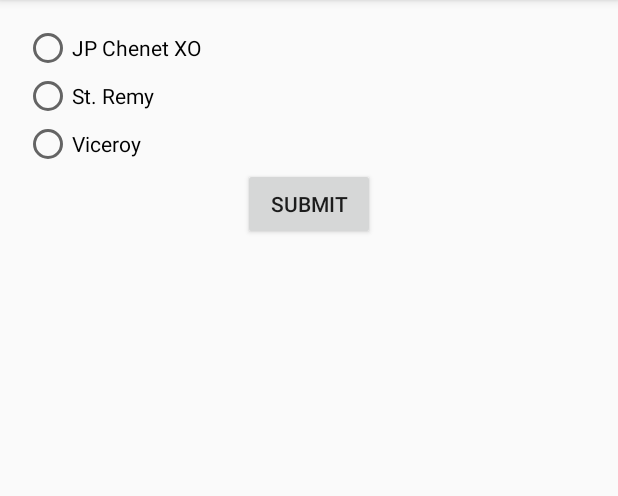
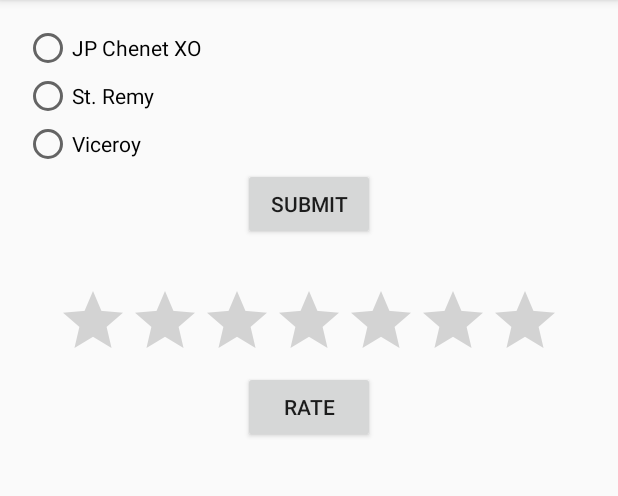
Before and after one commit to owuor91/android-confidence2, an Android app: the screen it shows after launch (MainActivity), on a phone screen of 412 x 824 dp, the part 84-580 px from its top. Run offline under Robolectric (Android 15) with nearby library versions, the phone set to English and light mode, and no system bars.

Commit message:
created rating layout

```diff
--- a/app/src/main/res/layout/activity_main.xml
+++ b/app/src/main/res/layout/activity_main.xml
@@ -40,5 +40,29 @@
         android:text="Submit"
         android:id="@+id/button"
         android:layout_below="@+id/radioGroup"
-        android:layout_centerHorizontal="true" />
+        android:layout_centerHorizontal="true"
+        android:layout_marginBottom="30dp"/>
+
+
+
+    <RatingBar
+        android:layout_width="wrap_content"
+        android:layout_height="wrap_content"
+        android:layout_below="@+id/button"
+        android:layout_centerHorizontal="true"
+        android:numStars="7"
+        android:id="@+id/rating"/>
+
+    <Button
+        android:layout_width="wrap_content"
+        android:layout_height="wrap_content"
+        android:layout_below="@+id/rating"
+        android:layout_centerHorizontal="true"
+        android:text="Rate"
+        android:id="@+id/btn"/>
+
+    <TextView
+        android:layout_width="fill_parent"
+        android:layout_height="wrap_content"
+        android:layout_below="@+id/btn"/>
 </RelativeLayout>
```
